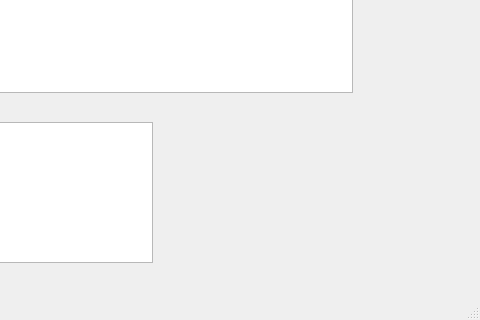
Qt form UI/MainWindow.ui (ryushina/powersaver) before a commit; both pictures show x 358 to 838 and y 258 to 578 of the 838 by 578 pixel window.
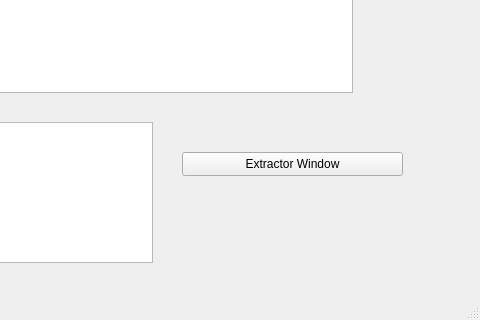
The same form after that commit.

Commit message: Making open_log_extractor work

```diff
--- a/UI/MainWindow.ui
+++ b/UI/MainWindow.ui
@@ -34,6 +34,19 @@
      </rect>
     </property>
    </widget>
+   <widget class="QPushButton" name="btnExtract">
+    <property name="geometry">
+     <rect>
+      <x>540</x>
+      <y>410</y>
+      <width>221</width>
+      <height>24</height>
+     </rect>
+    </property>
+    <property name="text">
+     <string>Extractor Window</string>
+    </property>
+   </widget>
   </widget>
   <widget class="QStatusBar" name="statusbar"/>
  </widget>
```
The commit also changes 11 other files.
